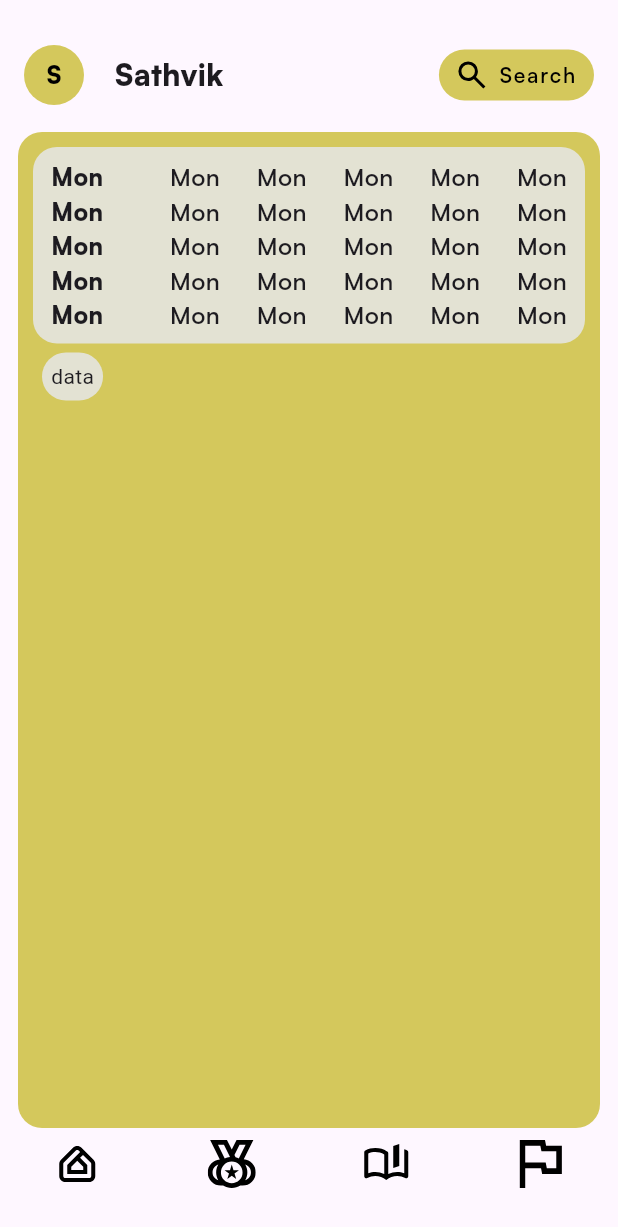
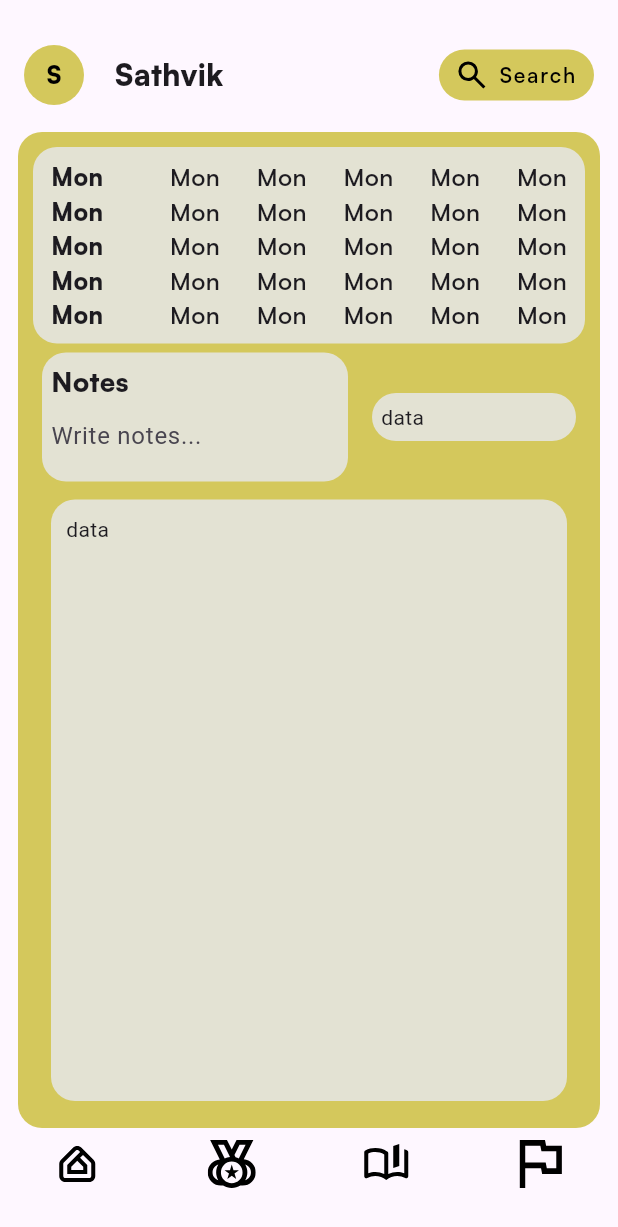
Before and after one commit to mohanyogi00009/mnm, a Flutter app: the screen it shows after launch, on a phone screen of 412 x 824 dp. Shown: the top 1227 px of the screen. Run offline on Flutter 3.47's test engine with Material 3 defaults, Android fonts, the phone set to English and light mode, and no system bars; our stand-ins replace flutter_svg, shared_preferences.

Commit message:
only Notes class code has to b reeview as i dont know wtf is happeneing in notes it was written by AI so make sure u know what ur doing before fucking with it

```diff
--- a/lib/Components/NotesAttendance.dart
+++ b/lib/Components/NotesAttendance.dart
@@ -1,40 +1,104 @@
+import 'package:shared_preferences/shared_preferences.dart';
 import 'package:flutter/material.dart';
-import 'package:flutter_svg/flutter_svg.dart';
-
+//code has to b reeview as i dont know wtf is happeneing in notes it was written by AI so make sure u know what ur doing before fucking with it
 class NotesAttendance extends StatelessWidget {
   const NotesAttendance({super.key});
 
   @override
   Widget build(BuildContext context) {
-    return Padding(padding: EdgeInsets.all(6),
+    return Padding(
+      padding: const EdgeInsets.all(6),
       child: Row(
-      mainAxisAlignment: MainAxisAlignment.spaceBetween,
-      children: [Container(
-        padding: EdgeInsets.all(6),
+        children: [
+          Expanded(
+            flex: 3,
+            child: Container(
+
+              padding: const EdgeInsets.all(6),
               decoration: BoxDecoration(
                 color: const Color(0xFFE3E2D3),
-            borderRadius:  BorderRadius.circular(16)
+                borderRadius: BorderRadius.circular(16),
               ),
               child: Column(
-          children: [Text("data")],
+                crossAxisAlignment: CrossAxisAlignment.start,
+                children: [
+                  Text("Notes",
+                  style: TextStyle(
+                    fontSize: 18,
+                    fontFamily: 'Satoshi',
+                    fontWeight: FontWeight(1000)
+                  ),),Notes()
+                ],
               ),
-
-
-      )],
+            ),
+          ),
+          const SizedBox(width: 16),
+          Expanded(
+            flex: 2,
+            child: Container(
+              padding: const EdgeInsets.all(6),
+              decoration: BoxDecoration(
+                color: const Color(0xFFE3E2D3),
+                borderRadius: BorderRadius.circular(16),
+              ),
+              child: const Text("data"),
+            ),
+          ),
+        ],
       ),
     );
   }
 }
 
 
-class Notes extends StatelessWidget {
+
+class Notes extends StatefulWidget {
   const Notes({super.key});
 
   @override
+  State<Notes> createState() => _NotesState();
+}
+
+class _NotesState extends State<Notes> {
+  final TextEditingController controller = TextEditingController();
+
+  @override
+  void initState() {
+    super.initState();
+    _loadNote();
+  }
+
+  Future<void> _loadNote() async {
+    final prefs = await SharedPreferences.getInstance();
+    final saved = prefs.getString('note') ?? '';
+    controller.text = saved;
+  }
+
+  Future<void> _saveNote(String text) async {
+    final prefs = await SharedPreferences.getInstance();
+    await prefs.setString('note', text);
+  }
+
+  @override
+  void dispose() {
+    controller.dispose();
+    super.dispose();
+  }
+
+  @override
   Widget build(BuildContext context) {
-    return const Placeholder();
+    return TextField(
+      controller: controller,
+      maxLines: null,
+      onChanged: _saveNote,
+      decoration: const InputDecoration(
+        border: InputBorder.none,
+        hintText: "Write notes...",
+      ),
+    );
   }
 }
+
 
 
 
--- a/lib/Components/Tbd.dart
+++ b/lib/Components/Tbd.dart
@@ -6,6 +6,16 @@ class Tbd extends StatelessWidget {
 
   @override
   Widget build(BuildContext context) {
-    return const Placeholder();
+    return Container(
+      width: double.infinity,
+
+      margin: EdgeInsets.only(top: 6,bottom: 8,left: 12,right: 12),
+      padding: EdgeInsets.all(10),
+      decoration: BoxDecoration(
+          borderRadius: BorderRadius.circular(16),
+          color: Color(0xFFE3E2D3)
+      ),
+      child: Text("data"),
+    );
   }
 }
--- a/lib/home_page.dart
+++ b/lib/home_page.dart
@@ -124,7 +124,7 @@ class Body extends StatelessWidget {
           color: Color(0xFFD4C85C)
       ),
     child: Column(
-      children: [Timetable(),NotesAttendance()],
+      children: [Timetable(),NotesAttendance(),Expanded(child: Tbd())],
     ),);
 
   }
--- a/pubspec.yaml
+++ b/pubspec.yaml
@@ -30,6 +30,7 @@ environment:
 dependencies:
   flutter:
     sdk: flutter
+  shared_preferences: ^2.2.3
 
   # The following adds the Cupertino Icons font to your application.
   # Use with the CupertinoIcons class for iOS style icons.
@@ -38,6 +39,7 @@ dependencies:
 dev_dependencies:
   flutter_test:
     sdk: flutter
+  shared_preferences: ^2.2.3
 
   # The "flutter_lints" package below contains a set of recommended lints to
   # encourage good coding practices. The lint set provided by the package is
```
Also changed, not shown: pubspec.lock, 1 other file. Lines whose indentation alone changed are shown as unchanged.
